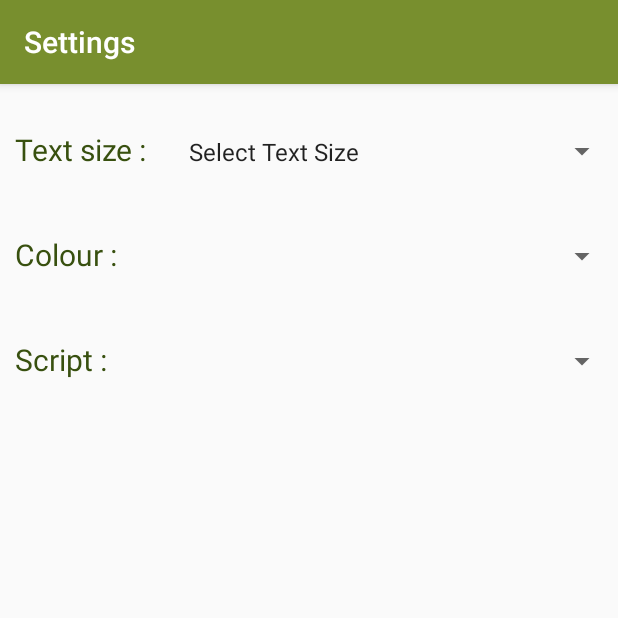
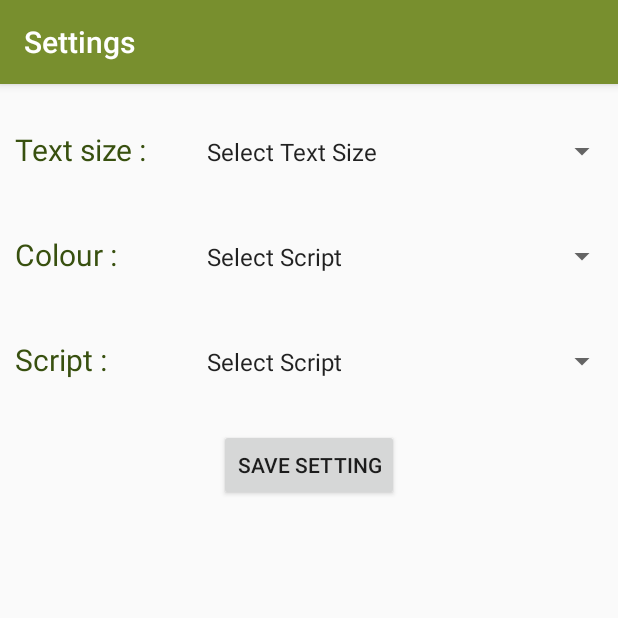
Before and after one commit to HTsmuh/HTDigital_Quran, an Android app: the SettingActivity screen opened directly, with no data from a screen before it, on a phone screen of 412 x 824 dp, the top half of it. Run offline under Robolectric (Android 15) with nearby library versions, the phone set to English and light mode, and no system bars.

Commit message:
Setting Text Size

```diff
--- a/app/src/main/java/com/example/hp/digitalquran/SettingActivity.java
+++ b/app/src/main/java/com/example/hp/digitalquran/SettingActivity.java
@@ -1,13 +1,45 @@
 package com.example.hp.digitalquran;
 
+import android.database.Cursor;
 import android.support.v7.app.AppCompatActivity;
 import android.os.Bundle;
+import android.util.Log;
+import android.view.View;
+import android.widget.Button;
+import android.widget.Spinner;
+import android.widget.Toast;
+
+import java.util.ArrayList;
 
 public class SettingActivity extends AppCompatActivity {
-
+    Spinner textSize;
+    Button setting_button;
+    String size;
+    int Finalsize;
     @Override
     protected void onCreate(Bundle savedInstanceState) {
         super.onCreate(savedInstanceState);
         setContentView(R.layout.activity_setting);
+        textSize = (Spinner) findViewById(R.id.text_size);
+        setting_button = (Button) findViewById(R.id.setting_btn);
+
+        setting_button.setOnClickListener(new View.OnClickListener() {
+            @Override
+            public void onClick(View v) {
+                size = textSize.getSelectedItem().toString().trim();
+                Toast.makeText(SettingActivity.this, "Setting Changed to " + size, Toast.LENGTH_SHORT).show();
+            }
+        });
     }
+        public void TextSize(){
+                if(size.equals("Small")){
+                    Finalsize=15;
+                }else if(size.equals("Normal")){
+                    Finalsize=20;
+                }else if(size.equals("large")){
+                    Finalsize=25;
+                }else if(size.equals("Very Large")){
+                    Finalsize=30;
+                }
+        }
 }
--- a/app/src/main/java/com/example/hp/digitalquran/SurahText.java
+++ b/app/src/main/java/com/example/hp/digitalquran/SurahText.java
@@ -25,6 +25,9 @@ public class SurahText extends AppCompatActivity {
     protected void onCreate(Bundle savedInstanceState) {
         super.onCreate(savedInstanceState);
         setContentView(R.layout.activity_surah_text);
+        SettingActivity settingActivity=new SettingActivity();
+        int textsize=settingActivity.Finalsize;
+
         RelativeLayout relativeLayout = (RelativeLayout)findViewById(R.id.activity_surah_text);
         Resources res = getResources();
         Drawable portrait = res.getDrawable(R.drawable.portrait);
--- a/app/src/main/res/layout/activity_credits.xml
+++ b/app/src/main/res/layout/activity_credits.xml
@@ -21,7 +21,7 @@
                 android:layout_width="match_parent"
                 android:layout_height="wrap_content"
                 android:text="Tanzil is a Quranic project launched in early 2007 to produce a highly verified Unicode Quran text to be used in Quranic websites and applications. Our mission in the Tanzil project is to produce a standard Unicode Quran text and serve as a reliable source for this standard text on the web."
-                android:textSize="25sp"
+                android:textSize="20sp"
                 android:padding="10dp"
                 android:textColor="@color/colorPrimaryDark"/>
         </LinearLayout>
--- a/app/src/main/res/layout/activity_setting.xml
+++ b/app/src/main/res/layout/activity_setting.xml
@@ -11,13 +11,14 @@
         android:orientation="horizontal"
         android:layout_marginTop="20dp">
         <TextView
-            android:layout_width="wrap_content"
+            android:layout_width="120dp"
             android:layout_height="50dp"
             android:text="Text size :"
             android:textSize="20sp"
             android:padding="10dp"
             android:textColor="@color/colorPrimaryDark"/>
     <Spinner
+        android:id="@+id/text_size"
         android:layout_width="match_parent"
         android:layout_height="50dp"
         android:padding="10dp"
@@ -29,7 +30,7 @@
         android:orientation="horizontal"
         android:layout_marginTop="20dp">
         <TextView
-            android:layout_width="wrap_content"
+            android:layout_width="120dp"
             android:layout_height="50dp"
             android:text="Colour :"
             android:textSize="20sp"
@@ -38,14 +39,16 @@
         <Spinner
             android:layout_width="match_parent"
             android:layout_height="50dp"
+            android:entries="@array/text_script"
             android:padding="10dp"/>
-    </LinearLayout><LinearLayout
+    </LinearLayout>
+    <LinearLayout
     android:layout_width="match_parent"
     android:layout_height="wrap_content"
     android:orientation="horizontal"
     android:layout_marginTop="20dp">
     <TextView
-        android:layout_width="wrap_content"
+        android:layout_width="120dp"
         android:layout_height="50dp"
         android:text="Script :"
         android:textSize="20sp"
@@ -54,6 +57,14 @@
     <Spinner
         android:layout_width="match_parent"
         android:layout_height="50dp"
-        android:padding="10dp"/>
+        android:padding="10dp"
+        android:entries="@array/text_script"/>
 </LinearLayout>
+    <Button
+        android:id="@+id/setting_btn"
+        android:layout_width="wrap_content"
+        android:layout_height="wrap_content"
+        android:text="Save Setting"
+        android:layout_gravity="center"
+        android:layout_marginTop="20dp"/>
 </LinearLayout>
--- a/app/src/main/res/values/strings.xml
+++ b/app/src/main/res/values/strings.xml
@@ -14,4 +14,9 @@
         <item>Large</item>
         <item>Very large</item>
     </string-array>
+    <string-array name="text_script">
+        <item>Select Script</item>
+        <item>Me Quran</item>
+        <item>PDMS Saleem</item>
+    </string-array>
 </resources>
```
